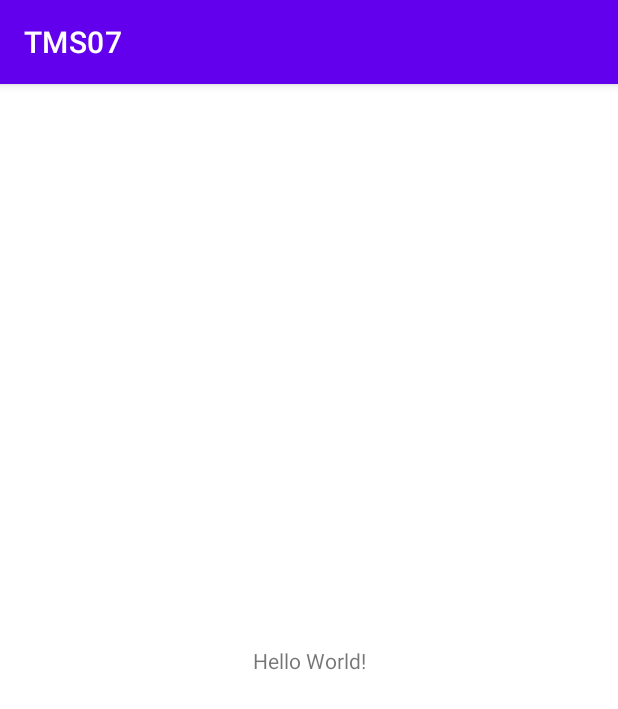
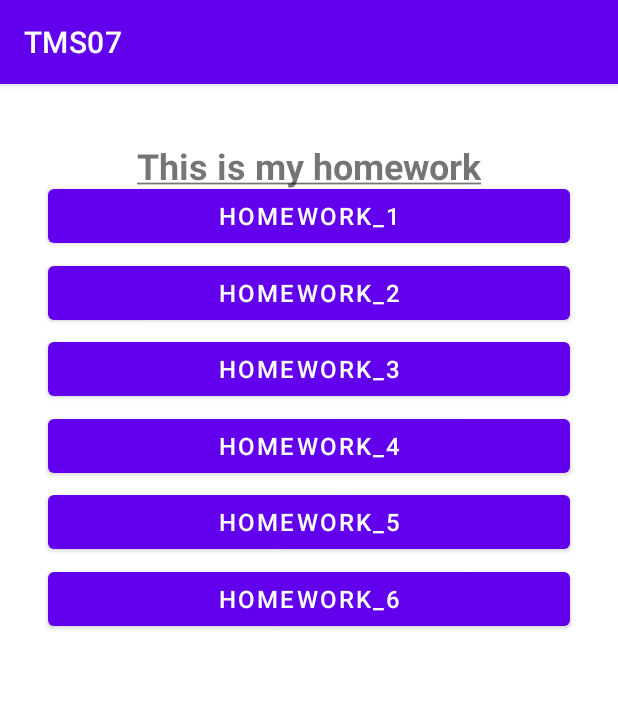
Before and after one commit to YudjinFoggy/TMS07, an Android app: the screen it shows after launch (MainActivity), on a phone screen of 412 x 824 dp. Shown: the top 709 px of the screen. Run offline under Robolectric (Android 15) with nearby library versions, the phone set to English and light mode, and no system bars.

Commit message:
6 buttons added

```diff
--- a/app/src/main/res/layout/activity_main.xml
+++ b/app/src/main/res/layout/activity_main.xml
@@ -7,12 +7,95 @@
     tools:context=".MainActivity">
 
     <TextView
-        android:layout_width="wrap_content"
+        android:layout_width="match_parent"
         android:layout_height="wrap_content"
-        android:text="Hello World!"
+        android:layout_marginTop="16dp"
+        android:layout_marginBottom="675dp"
+        android:gravity="center"
+        android:text="@string/this_is_my_homework"
+        android:textSize="24sp"
+        android:textStyle="bold"
         app:layout_constraintBottom_toBottomOf="parent"
-        app:layout_constraintLeft_toLeftOf="parent"
-        app:layout_constraintRight_toRightOf="parent"
+        app:layout_constraintEnd_toEndOf="parent"
+        app:layout_constraintStart_toStartOf="parent"
+        app:layout_constraintTop_toTopOf="parent" />
+
+    <Button
+        android:id="@+id/hw1"
+        android:layout_width="match_parent"
+        android:layout_height="wrap_content"
+        android:layout_marginStart="32dp"
+        android:layout_marginTop="64dp"
+        android:layout_marginEnd="32dp"
+        android:text="@string/homework_1"
+        android:textSize="16sp"
+        app:layout_constraintEnd_toEndOf="parent"
+        app:layout_constraintStart_toStartOf="parent"
+        app:layout_constraintTop_toTopOf="parent" />
+
+    <Button
+        android:id="@+id/hw2"
+        android:layout_width="match_parent"
+        android:layout_height="wrap_content"
+        android:layout_marginStart="32dp"
+        android:layout_marginTop="115dp"
+        android:layout_marginEnd="32dp"
+        android:text="@string/homework_2"
+        android:textSize="16sp"
+        app:layout_constraintEnd_toEndOf="parent"
+        app:layout_constraintStart_toStartOf="parent"
+        app:layout_constraintTop_toTopOf="parent" />
+
+    <Button
+        android:id="@+id/hw3"
+        android:layout_width="match_parent"
+        android:layout_height="wrap_content"
+        android:layout_marginStart="32dp"
+        android:layout_marginTop="166dp"
+        android:layout_marginEnd="32dp"
+        android:text="@string/homework_3"
+        android:textSize="16sp"
+        app:layout_constraintEnd_toEndOf="parent"
+        app:layout_constraintStart_toStartOf="parent"
+        app:layout_constraintTop_toTopOf="parent" />
+
+    <Button
+        android:id="@+id/hw4"
+        android:layout_width="match_parent"
+        android:layout_height="wrap_content"
+        android:layout_marginStart="32dp"
+        android:layout_marginTop="217dp"
+        android:layout_marginEnd="32dp"
+        android:text="@string/homework_4"
+        android:textSize="16sp"
+        app:layout_constraintEnd_toEndOf="parent"
+        app:layout_constraintStart_toStartOf="parent"
+        app:layout_constraintTop_toTopOf="parent" />
+
+    <Button
+        android:id="@+id/hw5"
+        android:layout_width="match_parent"
+        android:layout_height="wrap_content"
+        android:layout_marginStart="32dp"
+        android:layout_marginTop="268dp"
+        android:layout_marginEnd="32dp"
+        android:text="@string/homework_5"
+        android:textSize="16sp"
+        app:layout_constraintEnd_toEndOf="parent"
+        app:layout_constraintStart_toStartOf="parent"
+        app:layout_constraintTop_toTopOf="parent" />
+
+    <Button
+        android:id="@+id/hw6"
+        android:layout_width="match_parent"
+        android:layout_height="wrap_content"
+        android:layout_marginStart="32dp"
+        android:layout_marginTop="319dp"
+        android:layout_marginEnd="32dp"
+        android:text="@string/homework_6"
+        android:textSize="16sp"
+        app:layout_constraintEnd_toEndOf="parent"
+        app:layout_constraintStart_toStartOf="parent"
         app:layout_constraintTop_toTopOf="parent" />
 
 </androidx.constraintlayout.widget.ConstraintLayout>
--- a/app/src/main/res/values/strings.xml
+++ b/app/src/main/res/values/strings.xml
@@ -1,3 +1,12 @@
 <resources>
     <string name="app_name">TMS07</string>
+    <string name="hw_1">1</string>
+    <string name="_2">2</string>
+    <string name="this_is_my_homework"><u>This is my homework</u></string>
+    <string name="homework_1">HomeWork_1</string>
+    <string name="homework_2">homework_2</string>
+    <string name="homework_3">homework_3</string>
+    <string name="homework_4">homework_4</string>
+    <string name="homework_5">homework_5</string>
+    <string name="homework_6">homework_6</string>
 </resources>
```
